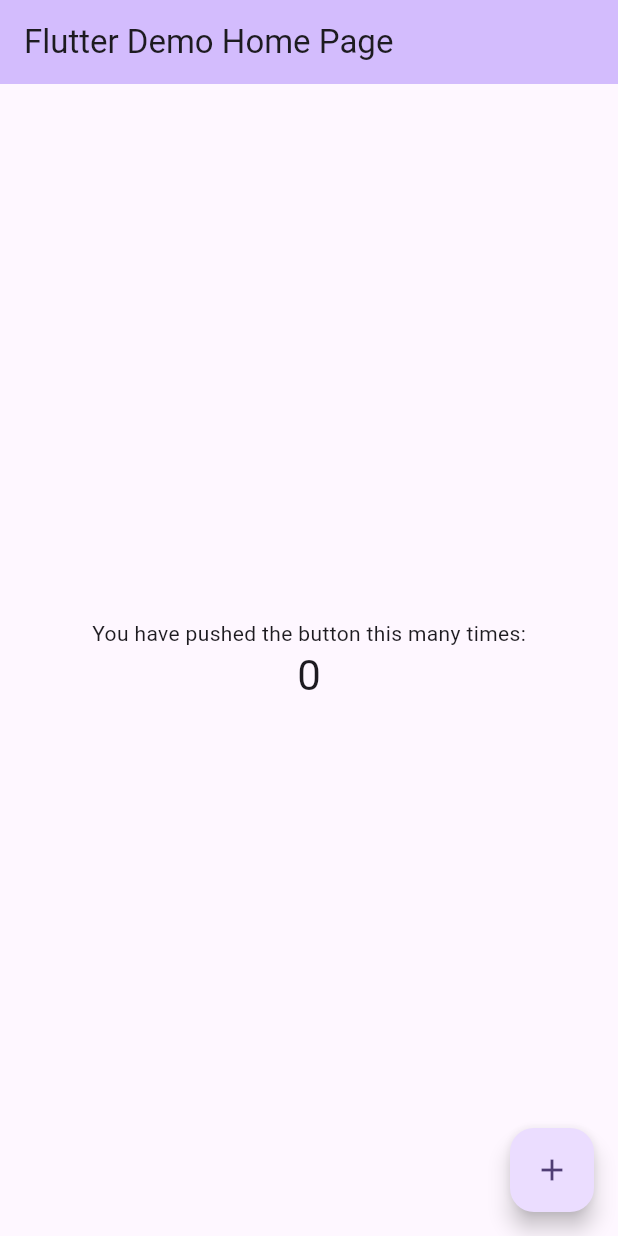
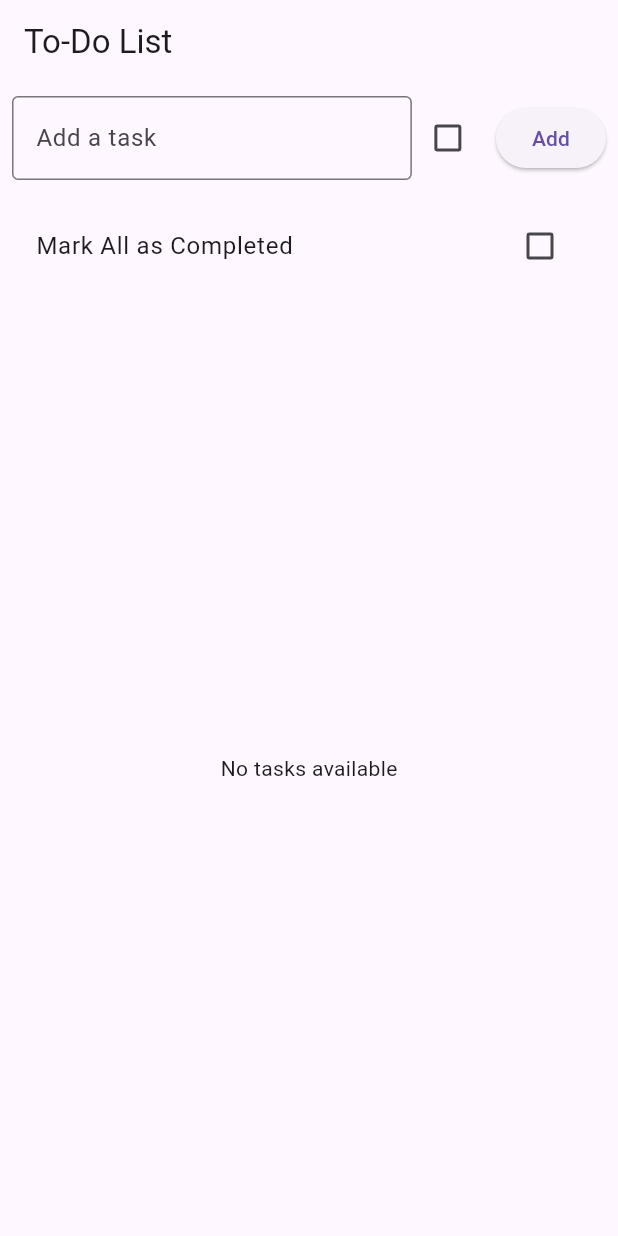
Before and after one commit to Ravish1/ToDoList, a Flutter app: the screen it shows after launch, on a phone screen of 412 x 824 dp. Run offline on Flutter 3.47's test engine with Material 3 defaults, Android fonts, the light colour scheme and no system bars; our stand-ins replace flutter_bloc.

Commit message:
Made changes and added new checkbox to make All Selected task compltetd

```diff
--- /dev/null
+++ b/lib/bloc/todo_bloc.dart
@@ -0,0 +1,48 @@
+import 'package:flutter_bloc/flutter_bloc.dart';
+import '../models/task.dart';
+import '../repositories/task_repository.dart';
+import '../bloc/todo_event.dart';
+import '../bloc/todo_state.dart';
+
+class TodoBloc extends Bloc<TodoEvent, TodoState> {
+  final TaskRepository taskRepository;
+
+  TodoBloc(this.taskRepository)
+      : super(TodoState(tasks: taskRepository.getTasks())) {
+    on<AddTaskEvent>(_onAddTask);
+    on<ToggleTaskCompletionEvent>(_onToggleTaskCompletion);
+    on<TaskInputChangedEvent>(_onTaskInputChanged);
+    on<AllTasksToggleEvent>(_onAllTasksToggle);
+  }
+
+  void _onAddTask(AddTaskEvent event, Emitter<TodoState> emit) {
+    // Add the new task to the repository
+    taskRepository
+        .addTask(Task(title: event.title, isCompleted: event.isCompleted));
+
+    // Create a new state with updated tasks and reset title and completion status
+    emit(state
+        .updateTasks(taskRepository.getTasks())
+        .updateTaskTitle('')
+        .updateTaskCompletionStatus(false));
+  }
+
+  void _onToggleTaskCompletion(
+      ToggleTaskCompletionEvent event, Emitter<TodoState> emit) {
+    taskRepository.toggleTaskCompletion(event.index);
+    emit(state.updateTasks(taskRepository.getTasks()));
+  }
+
+  void _onTaskInputChanged(
+      TaskInputChangedEvent event, Emitter<TodoState> emit) {
+    // Update the task title and completion status based on input
+    emit(state
+        .updateTaskTitle(event.title)
+        .updateTaskCompletionStatus(event.isCompleted));
+  }
+  void _onAllTasksToggle(AllTasksToggleEvent event, Emitter<TodoState> emit) {
+    // Update each task's completion status based on the `markAsCompleted` value
+    final updatedState = state.toggleAllTasksCompletion(event.markAsCompleted);
+    emit(updatedState); // Emit the new state
+  }
+}
--- /dev/null
+++ b/lib/bloc/todo_event.dart
@@ -0,0 +1,34 @@
+abstract class TodoEvent {}
+
+class AddTaskEvent extends TodoEvent {
+  final String title;
+  final bool isCompleted;
+
+  AddTaskEvent({
+    required this.title,
+    required this.isCompleted,
+  });
+}
+
+class ToggleTaskCompletionEvent extends TodoEvent {
+  final int index;
+
+  ToggleTaskCompletionEvent(this.index);
+}
+
+class TaskInputChangedEvent extends TodoEvent {
+  final String title;
+  final bool isCompleted;
+
+  TaskInputChangedEvent({
+    required this.title,
+    required this.isCompleted,
+  });
+}
+
+// New Event for toggling all tasks' completion status
+class AllTasksToggleEvent extends TodoEvent {
+  final bool markAsCompleted;
+
+  AllTasksToggleEvent(this.markAsCompleted);
+}
--- /dev/null
+++ b/lib/bloc/todo_state.dart
@@ -0,0 +1,51 @@
+import '../models/task.dart';
+
+class TodoState {
+  final List<Task> tasks;
+  final String taskTitle;
+  final bool isTaskCompleted;
+
+  TodoState({
+    required this.tasks,
+    this.taskTitle = '',
+    this.isTaskCompleted = false,
+  });
+
+  TodoState updateTasks(List<Task> newTasks) {
+    return TodoState(
+      tasks: newTasks,
+      taskTitle: taskTitle,
+      isTaskCompleted: isTaskCompleted,
+    );
+  }
+
+  TodoState updateTaskTitle(String newTitle) {
+    return TodoState(
+      tasks: tasks,
+      taskTitle: newTitle,
+      isTaskCompleted: isTaskCompleted,
+    );
+  }
+
+  TodoState updateTaskCompletionStatus(bool isCompleted) {
+    return TodoState(
+      tasks: tasks,
+      taskTitle: taskTitle,
+      isTaskCompleted: isCompleted,
+    );
+  }
+  TodoState toggleAllTasksCompletion(bool markAsCompleted) {
+    final updatedTasks = tasks.map((task) {
+      return Task(
+        title: task.title,
+        isCompleted: markAsCompleted,
+      );
+    }).toList();
+
+    return TodoState(
+      tasks: updatedTasks,
+      taskTitle: taskTitle,
+      isTaskCompleted: markAsCompleted,
+    );
+  }
+}
--- a/lib/main.dart
+++ b/lib/main.dart
@@ -1,125 +1,26 @@
+
 import 'package:flutter/material.dart';
+import 'package:flutter_bloc/flutter_bloc.dart';
+import 'package:to_do_assignment/presentation/screen/home_page.dart';
+import 'bloc/todo_bloc.dart';
+import 'repositories/task_repository_impl.dart';
 
 void main() {
-  runApp(const MyApp());
+  runApp(MyApp());
 }
 
 class MyApp extends StatelessWidget {
-  const MyApp({super.key});
-
-  // This widget is the root of your application.
   @override
   Widget build(BuildContext context) {
     return MaterialApp(
-      title: 'Flutter',
+      title: 'To-Do List',
       theme: ThemeData(
-        // This is the theme of your application.
-        //
-        // TRY THIS: Try running your application with "flutter run". You'll see
-        // the application has a purple toolbar. Then, without quitting the app,
-        // try changing the seedColor in the colorScheme below to Colors.green
-        // and then invoke "hot reload" (save your changes or press the "hot
-        // reload" button in a Flutter-supported IDE, or press "r" if you used
-        // the command line to start the app).
-        //
-        // Notice that the counter didn't reset back to zero; the application
-        // state is not lost during the reload. To reset the state, use hot
-        // restart instead.
-        //
-        // This works for code too, not just values: Most code changes can be
-        // tested with just a hot reload.
-        colorScheme: ColorScheme.fromSeed(seedColor: Colors.deepPurple),
-        useMaterial3: true,
+        primarySwatch: Colors.blue,
       ),
-      home: const MyHomePage(title: 'Flutter Demo Home Page'),
+      home: BlocProvider(
+        create: (context) => TodoBloc(TaskRepositoryImpl()),
+        child: HomePage(),
+      ),
     );
   }
 }
-
-class MyHomePage extends StatefulWidget {
-  const MyHomePage({super.key, required this.title});
-
-  // This widget is the home page of your application. It is stateful, meaning
-  // that it has a State object (defined below) that contains fields that affect
-  // how it looks.
-
-  // This class is the configuration for the state. It holds the values (in this
-  // case the title) provided by the parent (in this case the App widget) and
-  // used by the build method of the State. Fields in a Widget subclass are
-  // always marked "final".
-
-  final String title;
-
-  @override
-  State<MyHomePage> createState() => _MyHomePageState();
-}
-
-class _MyHomePageState extends State<MyHomePage> {
-  int _counter = 0;
-
-  void _incrementCounter() {
-    setState(() {
-      // This call to setState tells the Flutter framework that something has
-      // changed in this State, which causes it to rerun the build method below
-      // so that the display can reflect the updated values. If we changed
-      // _counter without calling setState(), then the build method would not be
-      // called again, and so nothing would appear to happen.
-      _counter++;
-    });
-  }
-
-  @override
-  Widget build(BuildContext context) {
-    // This method is rerun every time setState is called, for instance as done
-    // by the _incrementCounter method above.
-    //
-    // The Flutter framework has been optimized to make rerunning build methods
-    // fast, so that you can just rebuild anything that needs updating rather
-    // than having to individually change instances of widgets.
-    return Scaffold(
-      appBar: AppBar(
-        // TRY THIS: Try changing the color here to a specific color (to
-        // Colors.amber, perhaps?) and trigger a hot reload to see the AppBar
-        // change color while the other colors stay the same.
-        backgroundColor: Theme.of(context).colorScheme.inversePrimary,
-        // Here we take the value from the MyHomePage object that was created by
-        // the App.build method, and use it to set our appbar title.
-        title: Text(widget.title),
-      ),
-      body: Center(
-        // Center is a layout widget. It takes a single child and positions it
-        // in the middle of the parent.
-        child: Column(
-          // Column is also a layout widget. It takes a list of children and
-          // arranges them vertically. By default, it sizes itself to fit its
-          // children horizontally, and tries to be as tall as its parent.
-          //
-          // Column has various properties to control how it sizes itself and
-          // how it positions its children. Here we use mainAxisAlignment to
-          // center the children vertically; the main axis here is the vertical
-          // axis because Columns are vertical (the cross axis would be
-          // horizontal).
-          //
-          // TRY THIS: Invoke "debug painting" (choose the "Toggle Debug Paint"
-          // action in the IDE, or press "p" in the console), to see the
-          // wireframe for each widget.
-          mainAxisAlignment: MainAxisAlignment.center,
-          children: <Widget>[
-            const Text(
-              'You have pushed the button this many times:',
-            ),
-            Text(
-              '$_counter',
-              style: Theme.of(context).textTheme.headlineMedium,
-            ),
-          ],
-        ),
-      ),
-      floatingActionButton: FloatingActionButton(
-        onPressed: _incrementCounter,
-        tooltip: 'Increment',
-        child: const Icon(Icons.add),
-      ), // This trailing comma makes auto-formatting nicer for build methods.
-    );
-  }
-}
--- /dev/null
+++ b/lib/models/task.dart
@@ -0,0 +1,7 @@
+
+class Task {
+  final String title;
+  bool isCompleted;
+
+  Task({required this.title, this.isCompleted = false});
+}
--- /dev/null
+++ b/lib/presentation/screen/home_page.dart
@@ -0,0 +1,50 @@
+import 'package:flutter/material.dart';
+import '../../bloc/todo_bloc.dart';
+import '../../bloc/todo_event.dart';
+import '../../bloc/todo_state.dart';
+import '../widget/input_task_widget.dart';
+import '../widget/task_list_widget.dart';
+import 'package:flutter_bloc/flutter_bloc.dart';
+
+class HomePage extends StatelessWidget {
+  @override
+  Widget build(BuildContext context) {
+    return Scaffold(
+      appBar: AppBar(
+        title: Text('To-Do List'),
+      ),
+      body: Column(
+        children: [
+          InputTaskWidget(),
+          allSelectedCheckBox(),
+          Expanded(child: TaskListWidget()),
+        ],
+      ),
+    );
+  }
+
+  Widget allSelectedCheckBox() {
+    return BlocBuilder<TodoBloc, TodoState>(
+      builder: (context, state) {
+        bool areAllCompleted = false;
+
+        // Check if all tasks are completed
+        if (state.tasks.isNotEmpty) {
+          areAllCompleted = state.tasks.every((task) => task.isCompleted);
+        }
+
+        return Padding(
+          padding: const EdgeInsets.all(8.0),
+          child: CheckboxListTile(
+            title: Text('Mark All as Completed'),
+            value: areAllCompleted,
+            onChanged: (value) {
+              // Emit an event to toggle all tasks' completion status
+              context.read<TodoBloc>().add(AllTasksToggleEvent(value ?? false));
+            },
+          ),
+        );
+      },
+    );
+  }
+}
--- /dev/null
+++ b/lib/presentation/widget/input_task_widget.dart
@@ -0,0 +1,74 @@
+import 'package:flutter/material.dart';
+import 'package:flutter_bloc/flutter_bloc.dart';
+import 'package:to_do_assignment/utils/common_widgets.dart';
+
+import '../../bloc/todo_bloc.dart';
+import '../../bloc/todo_event.dart';
+import '../../bloc/todo_state.dart';
+
+class InputTaskWidget extends StatelessWidget {
+  final TextEditingController _controller = TextEditingController();
+
+  @override
+  Widget build(BuildContext context) {
+    return BlocBuilder<TodoBloc, TodoState>(
+      builder: (context, state) {
+        _controller.value = TextEditingValue(text: state.taskTitle);
+
+        return Padding(
+          padding: const EdgeInsets.all(8.0),
+          child: Row(
+            children: [
+              Expanded(
+                child: TextField(
+                  controller: _controller,
+                  decoration: InputDecoration(
+                    labelText: 'Add a task',
+                    border: OutlineInputBorder(),
+                  ),
+                  onChanged: (value) {
+                    context.read<TodoBloc>().add(TaskInputChangedEvent(
+                      title: value,
+                      isCompleted: state.isTaskCompleted,
+                    ));
+                  },
+                ),
+              ),
+              Checkbox(
+                value: state.isTaskCompleted,
+                onChanged: (value) {
+                  context.read<TodoBloc>().add(TaskInputChangedEvent(
+                    title: state.taskTitle,
+                    isCompleted: value!,
+                  ));
+                },
+              ),
+              SizedBox(width: 8),
+              ElevatedButton(
+                onPressed: () {
+                  _addTask(context, state);
+                },
+                child: Text('Add'),
+              ),
+            ],
+          ),
+        );
+      },
+    );
+  }
+
+  void _addTask(BuildContext context, TodoState state) {
+    if (state.taskTitle.isNotEmpty) {
+      context.read<TodoBloc>().add(AddTaskEvent(
+        title: state.taskTitle,
+        isCompleted: state.isTaskCompleted,
+      ));
+     showSnackBar("Task Added Successfully", context);
+    }
+    else {
+      showSnackBar("Task field can not be empty", context);
+
+
+      }
+      }
+}
--- /dev/null
+++ b/lib/presentation/widget/task_list_widget.dart
@@ -0,0 +1,62 @@
+import 'package:flutter/material.dart';
+
+import 'package:flutter_bloc/flutter_bloc.dart';
+import 'package:to_do_assignment/utils/common_widgets.dart';
+
+import '../../bloc/todo_bloc.dart';
+import '../../bloc/todo_event.dart';
+import '../../bloc/todo_state.dart';
+
+class TaskListWidget extends StatelessWidget {
+  @override
+  Widget build(BuildContext context) {
+    return BlocBuilder<TodoBloc, TodoState>(
+      builder: (context, state) {
+        if (state.tasks.isEmpty) {
+          return Center(child: Text('No tasks available'));
+        }
+        return ListView.builder(
+          itemCount: state.tasks.length,
+          itemBuilder: (context, index) {
+            final task = state.tasks[index];
+            return Padding(
+              padding: const EdgeInsets.all(5.0),
+              child: Card(
+                elevation: 5,
+                color: task.isCompleted ? Colors.red : null,
+                child: ListTile(
+                  title: Text(
+                    task.title,
+                    style: TextStyle(
+                      fontSize: 18,
+                      color: task.isCompleted?Colors.white:Colors.black,
+                      decoration:
+                          task.isCompleted ? TextDecoration.lineThrough : null,
+                    ),
+                  ),
+                  trailing: Checkbox(
+                    value: task.isCompleted,
+                    onChanged: (_) {
+                      context
+                          .read<TodoBloc>()
+                          .add(ToggleTaskCompletionEvent(index));
+                      checkUncheck(task.isCompleted, context);
+                    },
+                  ),
+                ),
+              ),
+            );
+          },
+        );
+      },
+    );
+  }
+
+  void checkUncheck(bool isCompleted, BuildContext context) {
+    if (isCompleted) {
+      showSnackBar("Task status changed to Active", context);
+    } else {
+      showSnackBar("Task status changed to completed", context);
+    }
+  }
+}
--- /dev/null
+++ b/lib/repositories/task_repository.dart
@@ -0,0 +1,8 @@
+
+import '../models/task.dart';
+
+abstract class TaskRepository {
+  List<Task> getTasks();
+  void addTask(Task task);
+  void toggleTaskCompletion(int index);
+}
--- /dev/null
+++ b/lib/repositories/task_repository_impl.dart
@@ -0,0 +1,20 @@
+
+import '../models/task.dart';
+import 'task_repository.dart';
+
+class TaskRepositoryImpl implements TaskRepository {
+  final List<Task> _tasks = [];
+
+  @override
+  List<Task> getTasks() => _tasks;
+
+  @override
+  void addTask(Task task) {
+    _tasks.add(task);
+  }
+
+  @override
+  void toggleTaskCompletion(int index) {
+    _tasks[index].isCompleted = !_tasks[index].isCompleted;
+  }
+}
--- a/pubspec.yaml
+++ b/pubspec.yaml
@@ -46,6 +46,7 @@ dev_dependencies:
   # package. See that file for information about deactivating specific lint
   # rules and activating additional ones.
   flutter_lints: ^4.0.0
+  flutter_bloc: ^8.1.6
 
 # For information on the generic Dart part of this file, see the
 # following page: https://dart.dev/tools/pub/pubspec
```
Also changed, not shown: lib/utils/common_widgets.dart (added, +8 -0 lines), pubspec.lock.
